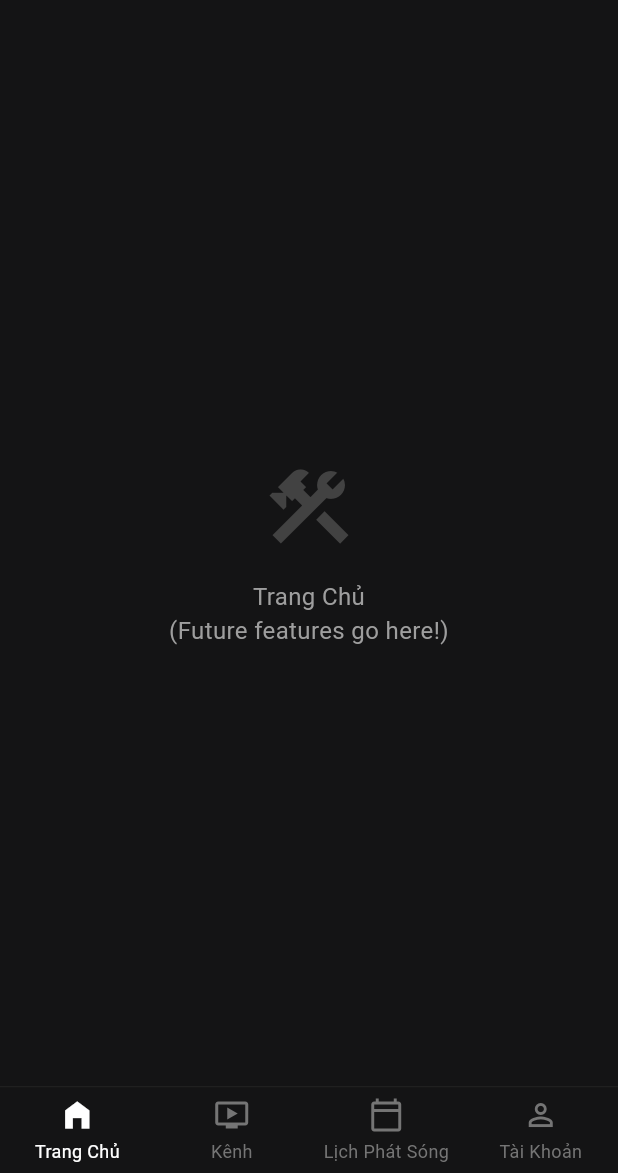
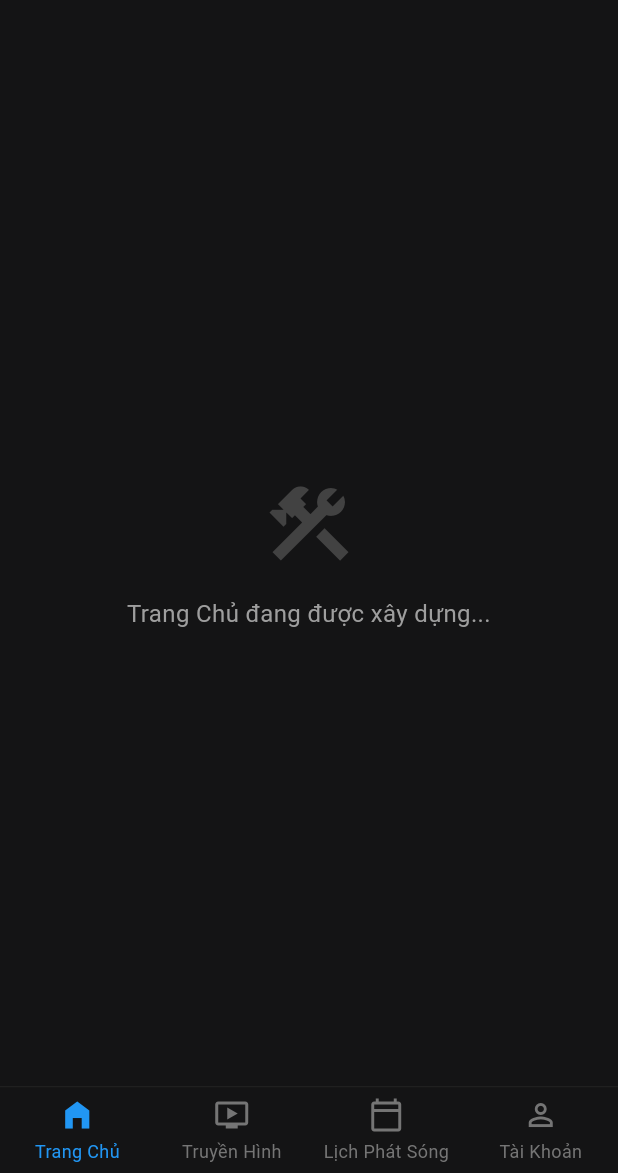
Before and after one commit to Jduc1809/vtv_go_design-1, a Flutter app: the screen it shows after launch, on a phone screen of 412 x 824 dp, the part 63-1236 px from its top. Run offline on Flutter 3.47's test engine with Material 3 defaults, Android fonts, the phone set to English and light mode, and no system bars; our stand-ins replace chewie, shared_preferences, video_player; network calls fail.

Commit message:
Slight changes in messages display and change color of selected tabs

```diff
--- a/lib/channels_screen.dart
+++ b/lib/channels_screen.dart
@@ -87,9 +87,8 @@ class _ChannelsScreenState extends State<ChannelsScreen> {
                     ),
                   ),
                 ),
-              ],
-
-              // The Swipeable Category Tabs
+              ], //Actions
+              //Category Tabs
               bottom: TabBar(
                 isScrollable: true,
                 tabAlignment: TabAlignment.start,
--- a/lib/home_screen.dart
+++ b/lib/home_screen.dart
@@ -38,7 +38,7 @@ class HomeScreen extends StatelessWidget {
             Icon(Icons.construction, size: 64, color: Colors.grey[800]),
             const SizedBox(height: 16),
             const Text(
-              'Trang Chủ\n(Future features go here!)',
+              'Trang Chủ đang được xây dựng...',
               textAlign: TextAlign.center,
               style: TextStyle(color: Colors.grey, fontSize: 16),
             ),
--- a/lib/main_wrapper.dart
+++ b/lib/main_wrapper.dart
@@ -41,7 +41,7 @@ class _MainWrapperState extends State<MainWrapper> {
           backgroundColor: bgColor,
           type: BottomNavigationBarType.fixed,
           currentIndex: _currentNavIndex,
-          selectedItemColor: Colors.white,
+          selectedItemColor: Colors.blue,
           unselectedItemColor: Colors.grey[600],
           selectedFontSize: 12,
           unselectedFontSize: 12,
@@ -63,7 +63,7 @@ class _MainWrapperState extends State<MainWrapper> {
                 padding: EdgeInsets.only(bottom: 4),
                 child: Icon(Icons.ondemand_video),
               ),
-              label: 'Kênh',
+              label: 'Truyền Hình',
             ),
             BottomNavigationBarItem(
               icon: Padding(
```
